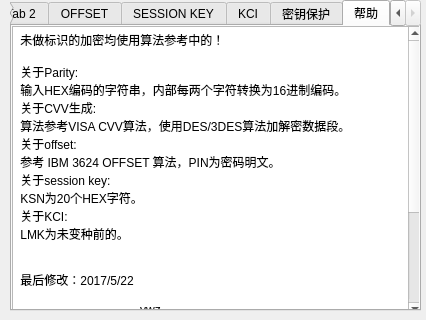
The window that mainwindow.ui (onemedicine/A0Tools) describes before a commit, drawn with Qt 5.
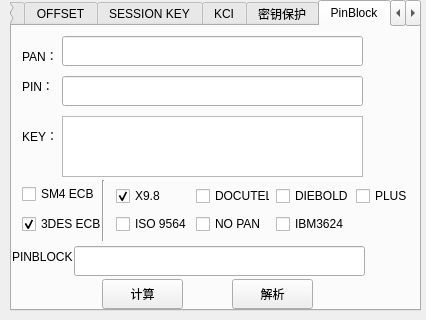
The same window after the commit. The open tabs and pages were chosen to show the change. Icons and pictures are not drawn.

What changed in the file:
```diff
--- a/mainwindow.ui
+++ b/mainwindow.ui
@@ -1330,6 +1330,334 @@
       </property>
      </widget>
     </widget>
+    <widget class="QWidget" name="tab_3">
+     <attribute name="title">
+      <string>PinBlock</string>
+     </attribute>
+     <widget class="QLineEdit" name="PPanLineEdit">
+      <property name="geometry">
+       <rect>
+        <x>50</x>
+        <y>10</y>
+        <width>301</width>
+        <height>30</height>
+       </rect>
+      </property>
+      <property name="styleSheet">
+       <string notr="true">font: 10pt &quot;黑体&quot;;</string>
+      </property>
+     </widget>
+     <widget class="QLineEdit" name="PPinLineEdit">
+      <property name="geometry">
+       <rect>
+        <x>50</x>
+        <y>50</y>
+        <width>301</width>
+        <height>30</height>
+       </rect>
+      </property>
+      <property name="styleSheet">
+       <string notr="true">font: 10pt &quot;黑体&quot;;</string>
+      </property>
+     </widget>
+     <widget class="QLabel" name="PPinLabel">
+      <property name="geometry">
+       <rect>
+        <x>10</x>
+        <y>50</y>
+        <width>41</width>
+        <height>21</height>
+       </rect>
+      </property>
+      <property name="styleSheet">
+       <string notr="true">font: 10pt &quot;黑体&quot;;</string>
+      </property>
+      <property name="text">
+       <string>&lt;html&gt;&lt;head/&gt;&lt;body&gt;&lt;p&gt;PIN：&lt;/p&gt;&lt;/body&gt;&lt;/html&gt;</string>
+      </property>
+     </widget>
+     <widget class="QLabel" name="PPanLabel">
+      <property name="geometry">
+       <rect>
+        <x>10</x>
+        <y>20</y>
+        <width>41</width>
+        <height>21</height>
+       </rect>
+      </property>
+      <property name="styleSheet">
+       <string notr="true">font: 10pt &quot;黑体&quot;;</string>
+      </property>
+      <property name="text">
+       <string>&lt;html&gt;&lt;head/&gt;&lt;body&gt;&lt;p&gt;PAN：&lt;/p&gt;&lt;/body&gt;&lt;/html&gt;</string>
+      </property>
+     </widget>
+     <widget class="QLabel" name="PKEYLabel">
+      <property name="geometry">
+       <rect>
+        <x>10</x>
+        <y>90</y>
+        <width>31</width>
+        <height>41</height>
+       </rect>
+      </property>
+      <property name="styleSheet">
+       <string notr="true">font: 10pt &quot;黑体&quot;;</string>
+      </property>
+      <property name="text">
+       <string>&lt;html&gt;&lt;head/&gt;&lt;body&gt;&lt;p&gt;KEY：&lt;/p&gt;&lt;/body&gt;&lt;/html&gt;</string>
+      </property>
+     </widget>
+     <widget class="QTextEdit" name="PKeyTextEdit">
+      <property name="geometry">
+       <rect>
+        <x>50</x>
+        <y>90</y>
+        <width>301</width>
+        <height>61</height>
+       </rect>
+      </property>
+      <property name="styleSheet">
+       <string notr="true">font: 10pt &quot;黑体&quot;;</string>
+      </property>
+      <property name="acceptRichText">
+       <bool>false</bool>
+      </property>
+     </widget>
+     <widget class="QCheckBox" name="PDESCheckBox">
+      <property name="geometry">
+       <rect>
+        <x>10</x>
+        <y>190</y>
+        <width>81</width>
+        <height>16</height>
+       </rect>
+      </property>
+      <property name="acceptDrops">
+       <bool>false</bool>
+      </property>
+      <property name="styleSheet">
+       <string notr="true">font: 10pt &quot;黑体&quot;;</string>
+      </property>
+      <property name="text">
+       <string>3DES ECB</string>
+      </property>
+      <property name="checked">
+       <bool>true</bool>
+      </property>
+      <property name="tristate">
+       <bool>false</bool>
+      </property>
+     </widget>
+     <widget class="QCheckBox" name="PSM4CheckBox">
+      <property name="geometry">
+       <rect>
+        <x>10</x>
+        <y>160</y>
+        <width>81</width>
+        <height>16</height>
+       </rect>
+      </property>
+      <property name="styleSheet">
+       <string notr="true">font: 10pt &quot;黑体&quot;;</string>
+      </property>
+      <property name="text">
+       <string>SM4 ECB</string>
+      </property>
+     </widget>
+     <widget class="QWidget" name="gridLayoutWidget">
+      <property name="geometry">
+       <rect>
+        <x>100</x>
+        <y>150</y>
+        <width>301</width>
+        <height>61</height>
+       </rect>
+      </property>
+      <layout class="QGridLayout" name="PgridLayout">
+       <property name="leftMargin">
+        <number>4</number>
+       </property>
+       <property name="topMargin">
+        <number>8</number>
+       </property>
+       <property name="rightMargin">
+        <number>0</number>
+       </property>
+       <property name="bottomMargin">
+        <number>0</number>
+       </property>
+       <property name="verticalSpacing">
+        <number>6</number>
+       </property>
+       <item row="0" column="0">
+        <widget class="QCheckBox" name="P1CheckBox">
+         <property name="acceptDrops">
+          <bool>false</bool>
+         </property>
+         <property name="styleSheet">
+          <string notr="true">font: 10pt &quot;黑体&quot;;</string>
+         </property>
+         <property name="text">
+          <string>X9.8</string>
+         </property>
+         <property name="checked">
+          <bool>true</bool>
+         </property>
+         <property name="tristate">
+          <bool>false</bool>
+         </property>
+        </widget>
+       </item>
+       <item row="0" column="3">
+        <widget class="QCheckBox" name="P4CheckBox">
+         <property name="styleSheet">
+          <string notr="true">font: 10pt &quot;黑体&quot;;</string>
+         </property>
+         <property name="text">
+          <string>PLUS</string>
+         </property>
+        </widget>
+       </item>
+       <item row="0" column="2">
+        <widget class="QCheckBox" name="P3CheckBox">
+         <property name="acceptDrops">
+          <bool>false</bool>
+         </property>
+         <property name="styleSheet">
+          <string notr="true">font: 10pt &quot;黑体&quot;;</string>
+         </property>
+         <property name="text">
+          <string>DIEBOLD</string>
+         </property>
+         <property name="checked">
+          <bool>false</bool>
+         </property>
+         <property name="tristate">
+          <bool>false</bool>
+         </property>
+        </widget>
+       </item>
+       <item row="0" column="1">
+        <widget class="QCheckBox" name="P2CheckBox">
+         <property name="styleSheet">
+          <string notr="true">font: 10pt &quot;黑体&quot;;</string>
+         </property>
+         <property name="text">
+          <string>DOCUTEL</string>
+         </property>
+        </widget>
+       </item>
+       <item row="1" column="0">
+        <widget class="QCheckBox" name="P5CheckBox">
+         <property name="styleSheet">
+          <string notr="true">font: 10pt &quot;黑体&quot;;</string>
+         </property>
+         <property name="text">
+          <string>ISO 9564</string>
+         </property>
+        </widget>
+       </item>
+       <item row="1" column="1">
+        <widget class="QCheckBox" name="P7CheckBox">
+         <property name="styleSheet">
+          <string notr="true">font: 10pt &quot;黑体&quot;;</string>
+         </property>
+         <property name="text">
+          <string>NO PAN</string>
+         </property>
+        </widget>
+       </item>
+       <item row="1" column="2">
+        <widget class="QCheckBox" name="P50CheckBox">
+         <property name="styleSheet">
+          <string notr="true">font: 10pt &quot;黑体&quot;;</string>
+         </property>
+         <property name="text">
+          <string>IBM3624</string>
+         </property>
+        </widget>
+       </item>
+      </layout>
+     </widget>
+     <widget class="QLabel" name="PPinBlockLabel">
+      <property name="geometry">
+       <rect>
+        <x>0</x>
+        <y>220</y>
+        <width>61</width>
+        <height>21</height>
+       </rect>
+      </property>
+      <property name="styleSheet">
+       <string notr="true">font: 10pt &quot;黑体&quot;;</string>
+      </property>
+      <property name="text">
+       <string>&lt;html&gt;&lt;head/&gt;&lt;body&gt;&lt;p&gt;PINBLOCK：&lt;/p&gt;&lt;/body&gt;&lt;/html&gt;</string>
+      </property>
+     </widget>
+     <widget class="QLineEdit" name="PPinBlockLineEdit">
+      <property name="geometry">
+       <rect>
+        <x>62</x>
+        <y>220</y>
+        <width>291</width>
+        <height>30</height>
+       </rect>
+      </property>
+      <property name="styleSheet">
+       <string notr="true">font: 10pt &quot;黑体&quot;;</string>
+      </property>
+     </widget>
+     <widget class="QPushButton" name="PPINPushButton">
+      <property name="geometry">
+       <rect>
+        <x>90</x>
+        <y>253</y>
+        <width>81</width>
+        <height>30</height>
+       </rect>
+      </property>
+      <property name="styleSheet">
+       <string notr="true">font: 10pt &quot;黑体&quot;;</string>
+      </property>
+      <property name="text">
+       <string>计算</string>
+      </property>
+     </widget>
+     <widget class="QPushButton" name="PPinBlockPushButton">
+      <property name="geometry">
+       <rect>
+        <x>220</x>
+        <y>253</y>
+        <width>81</width>
+        <height>30</height>
+       </rect>
+      </property>
+      <property name="styleSheet">
+       <string notr="true">font: 10pt &quot;黑体&quot;;</string>
+      </property>
+      <property name="text">
+       <string>解析</string>
+      </property>
+     </widget>
+     <widget class="Line" name="line">
+      <property name="geometry">
+       <rect>
+        <x>90</x>
+        <y>154</y>
+        <width>3</width>
+        <height>61</height>
+       </rect>
+      </property>
+      <property name="contextMenuPolicy">
+       <enum>Qt::DefaultContextMenu</enum>
+      </property>
+      <property name="orientation">
+       <enum>Qt::Vertical</enum>
+      </property>
+     </widget>
+    </widget>
     <widget class="QWidget" name="helpTab">
      <attribute name="title">
       <string>帮助</string>
@@ -1347,7 +1675,7 @@
        <bool>true</bool>
       </property>
       <property name="plainText">
-       <string> 未做标识的加密均使用算法参考中的！
+       <string> 未做标识的加密均使用工行《加密服务层－加密算法接口A0(2017年)增量.doc》参考中的！
 
  关于Parity:
  输入HEX编码的字符串，内部每两个字符转换为16进制编码。
@@ -1358,10 +1686,11 @@
  关于session key:
  KSN为20个HEX字符。
  关于KCI:
- LMK为未变种前的。
+ 填写LMK为未变种前的，KEY按工行密钥格式。
+ 只填KEY时为key单纯加密分组长度的0x00。
+ PinBlock算法参考《农行加密机指令集1.23》。
 
-
- 最后修改：2017/5/22  
+ 最后修改：2017/8/16  
 
                                      ywz
 
```
Left out of the diff: 2 changed lines with no effect on the pictures.
